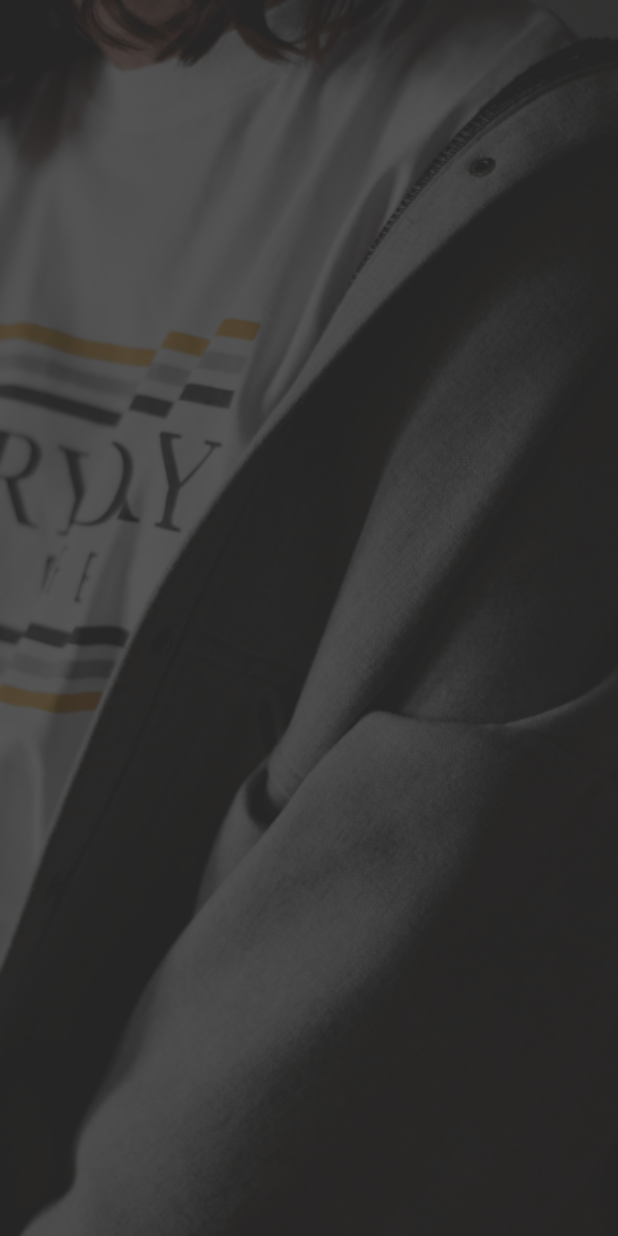
After one commit to joseortega-avante/optima, a Flutter app: the MainScreen screen opened directly, on a phone screen of 412 x 824 dp. The commit adds this screen. Run offline on Flutter 3.47's test engine with Material 3 defaults, Android fonts, the phone set to English and light mode, and no system bars.

Commit message:
Main Screen
Main Screen added

```diff
--- /dev/null
+++ b/lib/main_screen.dart
@@ -0,0 +1,29 @@
+ import 'package:flutter/material.dart';
+
+ class MainScreen extends StatefulWidget {
+  const MainScreen({super.key});
+
+  @override
+  MainScreenState createState() {
+    return MainScreenState();
+  }
+}
+
+class MainScreenState extends State<MainScreen> {
+  @override
+  Widget build(BuildContext context) {
+    return Scaffold(
+      body: Stack(
+        children: [
+          // Imagen de fondo
+          Positioned.fill(
+            child: Image.asset(
+              'assets/images/background.png', // Reemplaza con tu imagen de fondo
+              fit: BoxFit.cover,
+            ),
+          ),
+        ],
+      ),
+    );
+  }
+}
--- a/lib/welcome_screen.dart
+++ b/lib/welcome_screen.dart
@@ -63,7 +63,6 @@ class WelcomeScreenState extends State<WelcomeScreen> {
         var data = jsonDecode(response.body);
         if (!data.containsKey('error')) {
           // Lógica para el inicio de sesión exitoso
-          _showMessage("Login Exitoso $tiendaCodigo");
           //Navigator.pushNamed(context, '/home');
         } else {
           _showMessage(data['error']);
```
